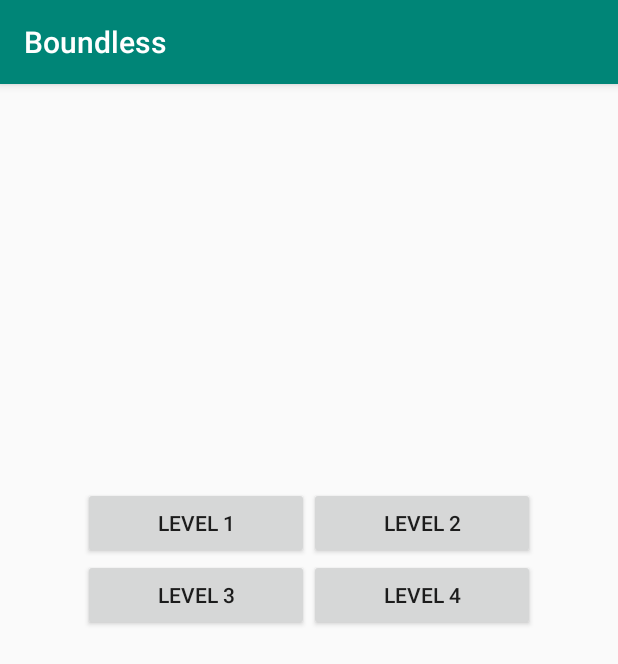
After one commit to JTRcode/boundless-games, an Android app: the PixelLevelActivity screen opened directly, with no data from a screen before it, on a phone screen of 412 x 824 dp. The commit adds this screen. Shown: the top 664 px of the screen. Run offline under Robolectric (Android 15) with nearby library versions, the phone set to English and light mode, and no system bars.

Commit message:
Add the level choice of the pixelGame so that you can choose where to start

```diff
--- a/phase2/Boundless/app/src/main/AndroidManifest.xml
+++ b/phase2/Boundless/app/src/main/AndroidManifest.xml
@@ -12,6 +12,7 @@
         android:roundIcon="@mipmap/ic_launcher_round"
         android:supportsRtl="true"
         android:theme="@style/AppTheme">
+        <activity android:name=".PixelLevelActivity"></activity>
         <activity android:name=".StatisticsActivity" />
         <activity android:name=".CustomizationActivity" />
         <activity android:name=".LoginActivity">
--- a/phase2/Boundless/app/src/main/java/com/example/boundless/Panel.java
+++ b/phase2/Boundless/app/src/main/java/com/example/boundless/Panel.java
@@ -66,12 +66,12 @@ public class Panel extends SurfaceView implements SurfaceHolder.Callback {
      *
      * @param gameToPlay The enum of the game to play
      */
-    public void chooseGame(GamesEnum gameToPlay) {
+    public void chooseGame(GamesEnum gameToPlay, int level) {
         setupPanel();
         setFocusable(true);
         switch (gameToPlay) {
             case PIXELS:
-                game = new PixelGame();
+                game = new PixelGame(level);
                 break;
             case GPACATCHER:
                 game = new GPACatcherGame();
--- a/phase2/Boundless/app/src/main/res/layout/menu.xml
+++ b/phase2/Boundless/app/src/main/res/layout/menu.xml
@@ -33,7 +33,7 @@
             android:id="@+id/PixelGame"
             android:layout_width="match_parent"
             android:layout_height="wrap_content"
-            android:onClick="startGame"
+            android:onClick="goPixelMenu"
             android:text="@string/pixel" />
 
         <Button
--- /dev/null
+++ b/phase2/Boundless/app/src/main/res/layout/pixel_level.xml
@@ -0,0 +1,73 @@
+<?xml version="1.0" encoding="utf-8"?>
+<androidx.constraintlayout.widget.ConstraintLayout xmlns:android="http://schemas.android.com/apk/res/android"
+    xmlns:app="http://schemas.android.com/apk/res-auto"
+    xmlns:tools="http://schemas.android.com/tools"
+    android:layout_width="match_parent"
+    android:layout_height="match_parent"
+    tools:context=".PixelLevelActivity">
+
+    <LinearLayout
+        android:id="@+id/linearLayout"
+        android:layout_width="match_parent"
+        android:layout_height="wrap_content"
+        android:layout_marginStart="55dp"
+        android:layout_marginEnd="55dp"
+        android:orientation="vertical"
+        app:layout_constraintBottom_toBottomOf="parent"
+        app:layout_constraintEnd_toEndOf="parent"
+        app:layout_constraintHorizontal_bias="1.0"
+        app:layout_constraintStart_toStartOf="parent"
+        app:layout_constraintTop_toTopOf="parent"
+        app:layout_constraintVertical_bias="0.4">
+
+        <LinearLayout
+            android:layout_width="match_parent"
+            android:layout_height="wrap_content"
+            android:orientation="horizontal">
+
+            <Button
+                android:id="@+id/level_1"
+                android:layout_width="wrap_content"
+                android:layout_height="wrap_content"
+                android:layout_weight="1"
+                android:onClick="startPixelGame"
+                android:text="@string/level_1" />
+
+            <Button
+                android:id="@+id/level_2"
+                android:layout_width="wrap_content"
+                android:layout_height="wrap_content"
+                android:layout_weight="1"
+                android:onClick="startPixelGame"
+                android:text="@string/level_2" />
+        </LinearLayout>
+
+        <LinearLayout
+            android:layout_width="match_parent"
+            android:layout_height="wrap_content"
+            android:orientation="horizontal">
+
+            <Button
+                android:id="@+id/level_3"
+                android:layout_width="wrap_content"
+                android:layout_height="wrap_content"
+                android:layout_weight="1"
+                android:onClick="startPixelGame"
+                android:text="@string/level_3" />
+
+            <Button
+                android:id="@+id/level_4"
+                android:layout_width="wrap_content"
+                android:layout_height="wrap_content"
+                android:layout_weight="1"
+                android:onClick="startPixelGame"
+                android:text="@string/level_4" />
+        </LinearLayout>
+
+        <LinearLayout
+            android:layout_width="match_parent"
+            android:layout_height="match_parent"
+            android:orientation="horizontal"></LinearLayout>
+    </LinearLayout>
+
+</androidx.constraintlayout.widget.ConstraintLayout>
--- a/phase2/Boundless/app/src/main/res/values/strings.xml
+++ b/phase2/Boundless/app/src/main/res/values/strings.xml
@@ -26,7 +26,10 @@
     <string name="turn_off_theme">Or...</string>
     <string name="turn_off">Return back to normal</string>
     <string name="game_over">Game over!</string>
-
+    <string name="level_1">Level 1</string>
+    <string name="level_2">Level 2</string>
+    <string name="level_3">Level 3</string>
+    <string name="level_4">Level 4</string>
 
 
 </resources>
```
Also changed, not shown: phase2/Boundless/app/src/main/java/com/example/boundless/GameActivity.java (+6 -1 lines), phase2/Boundless/app/src/main/java/com/example/boundless/MenuActivity.java (+5 -3 lines), phase2/Boundless/app/src/main/java/com/example/boundless/PixelLevelActivity.java (added, +43 -0 lines), phase2/Boundless/app/src/main/java/com/example/boundless/games/PixelGame.java (+5 -4 lines), phase2/Boundless/app/src/main/java/com/example/boundless/games/pixel_game/PixelManager.java (+38 -6 lines).
